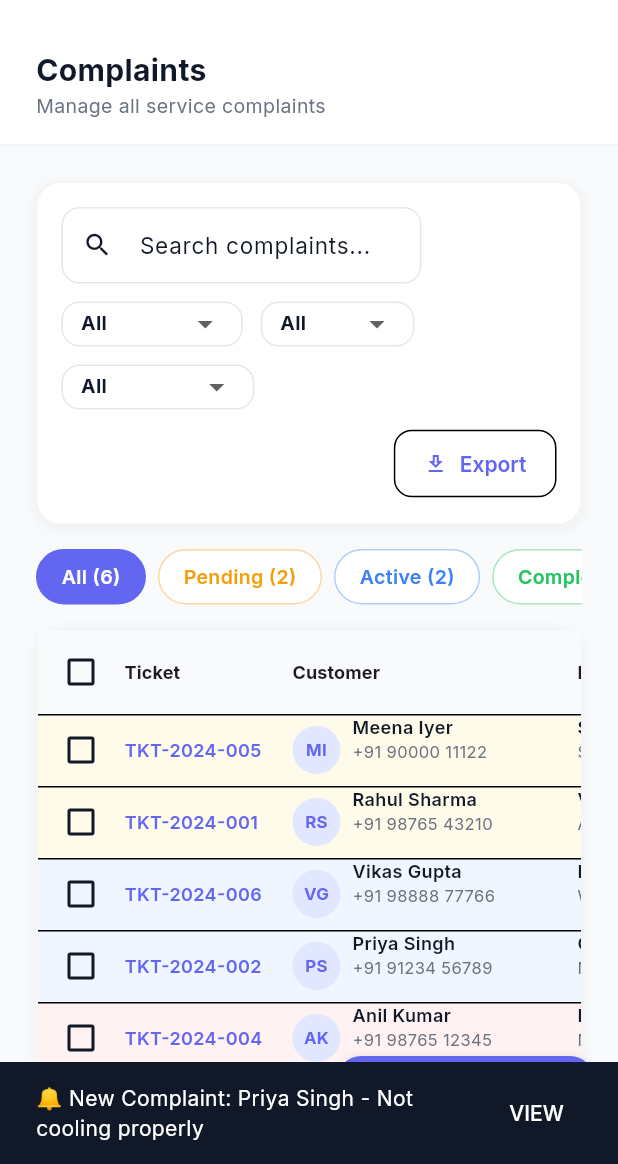
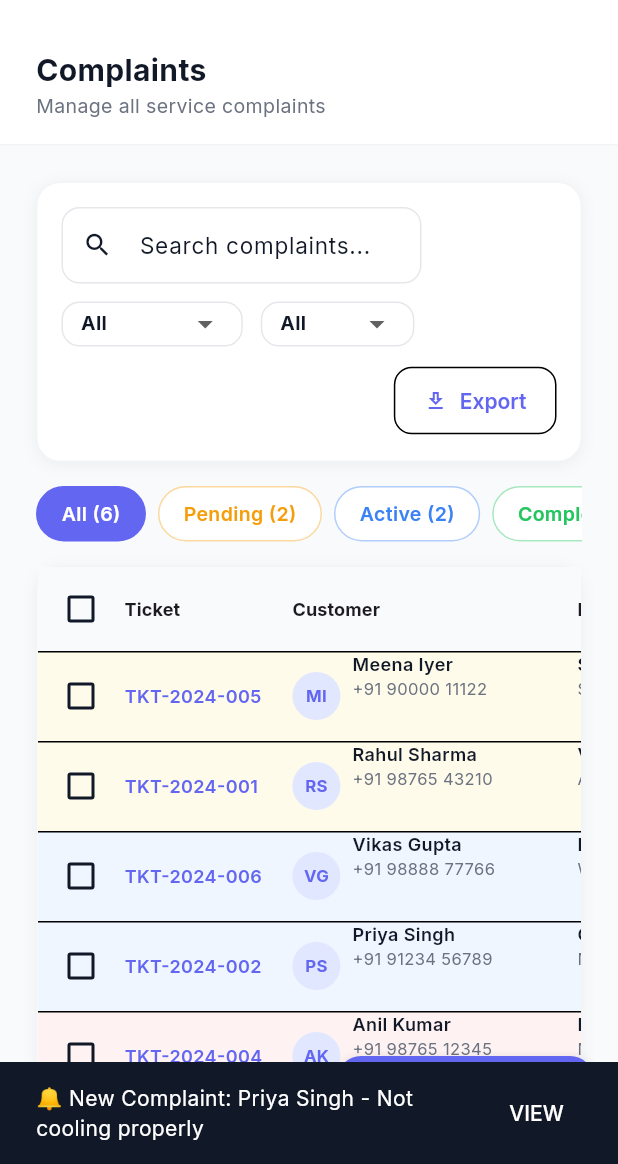
Before and after one commit to vidhuaghera2633-prog/admin_app, a Flutter app: the ComplaintsListScreen screen opened by its route, on a phone screen of 412 x 824 dp, the part 72-1236 px from its top. Run offline on Flutter 3.47's test engine with Material 3 defaults, Android fonts, the phone set to English and light mode, and no system bars; our stand-ins replace cloud_firestore, file_picker, firebase_auth, firebase_core, fl_chart, flutter_animate and 4 more; missing offline and left inert: dart:js; accounts and stored records are empty.

Commit message:
feat: show coordinates and manual address in complaint list, replacing district

```diff
--- a/lib/data/mock_data.dart
+++ b/lib/data/mock_data.dart
@@ -10,7 +10,7 @@ class MockData {
       device: Device(type: 'AC Unit', brand: 'Voltas', model: '123V CZT', serial: 'IN-AC-10001', purchaseDate: '2022-04-10', warrantyExpiry: '2025-04-10'),
       issue: 'AC not cooling', description: 'The AC is running but not cooling the room. Set at 18°C but still warm.',
       status: ComplaintStatus.pending, priority: Priority.high,
-      district: 'Mumbai', address: 'Flat 12B, Andheri West, Mumbai',
+      district: 'Mumbai', address: 'GPS: 19.1136, 72.8697 | Flat 12B, Andheri West, Mumbai',
       createdAt: DateTime(2024, 2, 15, 9, 30), updatedAt: DateTime(2024, 2, 15, 9, 30),
       logs: [
         LogEntry(time: DateTime(2024, 2, 15, 9, 30), action: 'Complaint submitted', by: 'Customer'),
@@ -23,7 +23,7 @@ class MockData {
       device: Device(type: 'Refrigerator', brand: 'Godrej', model: 'Edge Pro', serial: 'IN-RF-20002', purchaseDate: '2021-06-15', warrantyExpiry: '2024-06-15'),
       issue: 'Not cooling properly', description: 'Refrigerator is not maintaining temperature. Food is spoiling.',
       status: ComplaintStatus.active, priority: Priority.critical,
-      district: 'Delhi', address: 'House 45, Lajpat Nagar, Delhi',
+      district: 'Delhi', address: 'GPS: 28.5685, 77.2410 | House 45, Lajpat Nagar, Delhi',
       createdAt: DateTime(2024, 2, 14, 11, 0), updatedAt: DateTime(2024, 2, 15, 10, 0),
       assignedTechnicianId: 't1',
       parts: ['Compressor relay', 'Thermostat sensor'],
@@ -40,7 +40,7 @@ class MockData {
       device: Device(type: 'Washing Machine', brand: 'IFB', model: 'Senorita Aqua', serial: 'IN-WM-30003', purchaseDate: '2020-03-20', warrantyExpiry: '2023-03-20'),
       issue: 'Drum not spinning', description: 'Washing machine makes noise but drum does not spin.',
       status: ComplaintStatus.completed, priority: Priority.medium,
-      district: 'Ahmedabad', address: 'B-22, Satellite, Ahmedabad',
+      district: 'Ahmedabad', address: 'GPS: 23.0300, 72.5133 | B-22, Satellite, Ahmedabad',
       createdAt: DateTime(2024, 2, 10, 14, 0), updatedAt: DateTime(2024, 2, 12, 16, 0),
       assignedTechnicianId: 't2',
       parts: ['Drive belt', 'Motor pulley'],
@@ -58,7 +58,7 @@ class MockData {
       device: Device(type: 'Microwave', brand: 'Bajaj', model: '1701 MT', serial: 'IN-MW-40004', purchaseDate: '2018-07-01', warrantyExpiry: '2021-07-01'),
       issue: 'Not heating', description: 'Microwave turns on but does not heat food.',
       status: ComplaintStatus.rejected, priority: Priority.low,
-      district: 'Bengaluru', address: 'Flat 8, Indiranagar, Bengaluru',
+      district: 'Bengaluru', address: 'GPS: 12.9716, 77.5946 | Flat 8, Indiranagar, Bengaluru',
       createdAt: DateTime(2024, 2, 12, 10, 0), updatedAt: DateTime(2024, 2, 13, 11, 0),
       notes: ['Warranty expired, customer declined paid repair'],
       logs: [
@@ -72,7 +72,7 @@ class MockData {
       device: Device(type: 'TV', brand: 'Sony', model: 'Bravia 55X9000H', serial: 'IN-TV-50005', purchaseDate: '2023-01-05', warrantyExpiry: '2026-01-05'),
       issue: 'Screen flickering', description: 'TV screen flickers and sometimes goes black.',
       status: ComplaintStatus.pending, priority: Priority.medium,
-      district: 'Chennai', address: 'Villa 23, Besant Nagar, Chennai',
+      district: 'Chennai', address: 'GPS: 13.0067, 80.2700 | Villa 23, Besant Nagar, Chennai',
       createdAt: DateTime(2024, 2, 16, 7, 30), updatedAt: DateTime(2024, 2, 16, 7, 30),
       attachments: ['video2.mp4'],
       logs: [
@@ -85,7 +85,7 @@ class MockData {
       device: Device(type: 'AC Unit', brand: 'Blue Star', model: 'IA318YNU', serial: 'IN-AC-60006', purchaseDate: '2022-05-20', warrantyExpiry: '2025-05-20'),
       issue: 'Water leaking', description: 'Water dripping from the indoor unit, damaging the wall.',
       status: ComplaintStatus.active, priority: Priority.high,
-      district: 'Pune', address: 'House 7, Kothrud, Pune',
+      district: 'Pune', address: 'GPS: 18.5074, 73.8077 | House 7, Kothrud, Pune',
       createdAt: DateTime(2024, 2, 15, 14, 0), updatedAt: DateTime(2024, 2, 16, 8, 0),
       assignedTechnicianId: 't3',
       parts: ['Drain pipe', 'Insulation tape'],
--- a/lib/providers/map_provider.dart
+++ b/lib/providers/map_provider.dart
@@ -145,10 +145,22 @@ class MapProvider extends ChangeNotifier {
     }).toList();
 
     _customerLocations = _complaints.map((c) {
-      final base = _districtCoords[c.district] ??
-          const LatLng(23.5880, 58.3829);
+      LatLng? parsedLatLng;
+      final regExp = RegExp(r'GPS:\s*(\-?\d+\.\d+),\s*(\-?\d+\.\d+)');
+      final match = regExp.firstMatch(c.address);
+      if (match != null) {
+        parsedLatLng = LatLng(double.parse(match.group(1)!), double.parse(match.group(2)!));
+      } else {
+        final regExpDirect = RegExp(r'(\-?\d+\.\d+),\s*(\-?\d+\.\d+)');
+        final matchDirect = regExpDirect.firstMatch(c.address);
+        if (matchDirect != null) {
+          parsedLatLng = LatLng(double.parse(matchDirect.group(1)!), double.parse(matchDirect.group(2)!));
+        }
+      }
 
-      final offset = LatLng(
+      final base = parsedLatLng ?? _districtCoords[c.district] ?? const LatLng(23.5880, 58.3829);
+
+      final position = parsedLatLng ?? LatLng(
         base.latitude + (_rand.nextDouble() - 0.5) * 0.04,
         base.longitude + (_rand.nextDouble() - 0.5) * 0.04,
       );
@@ -157,7 +169,7 @@ class MapProvider extends ChangeNotifier {
         complaintId: c.id,
         ticketNo: c.ticketNo,
         customerName: c.customer.name,
-        position: offset,
+        position: position,
         issue: c.issue,
         district: c.district,
         status: c.status.name,
--- a/lib/screens/complaints/complaints_list_screen.dart
+++ b/lib/screens/complaints/complaints_list_screen.dart
@@ -24,11 +24,10 @@ class _ComplaintsListScreenState extends State<ComplaintsListScreen> {
           if (!c.ticketNo.toLowerCase().contains(q) &&
               !c.customer.name.toLowerCase().contains(q) &&
               !c.issue.toLowerCase().contains(q) &&
-              !c.district.toLowerCase().contains(q)) return false;
+              !c.address.toLowerCase().contains(q)) return false;
         }
         if (_statusFilter != null && c.status != _statusFilter) return false;
         if (_priorityFilter != null && c.priority != _priorityFilter) return false;
-        if (_districtFilter != null && c.district != _districtFilter) return false;
         return true;
       }).toList();
       if (_sortCol == 'date') {
@@ -53,7 +52,6 @@ class _ComplaintsListScreenState extends State<ComplaintsListScreen> {
   String _search = '';
   ComplaintStatus? _statusFilter;
   Priority? _priorityFilter;
-  String? _districtFilter;
   String? _sortCol;
   bool _sortAsc = true;
 
@@ -75,12 +73,9 @@ class _ComplaintsListScreenState extends State<ComplaintsListScreen> {
                     search: _search,
                     statusFilter: _statusFilter,
                     priorityFilter: _priorityFilter,
-                    districtFilter: _districtFilter,
-                    districts: all.map((c) => c.district).toSet().toList(),
                     onSearch: (v) => setState(() => _search = v),
                     onStatus: (v) => setState(() => _statusFilter = v),
                     onPriority: (v) => setState(() => _priorityFilter = v),
-                    onDistrict: (v) => setState(() => _districtFilter = v),
                   ),
                   const SizedBox(height: 16),
                   _StatusChips(all: all, current: _statusFilter, onTap: (s) => setState(() => _statusFilter = s)),
@@ -254,16 +249,12 @@ class _Filters extends StatelessWidget {
   final String search;
   final ComplaintStatus? statusFilter;
   final Priority? priorityFilter;
-  final String? districtFilter;
-  final List<String> districts;
   final ValueChanged<String> onSearch;
   final ValueChanged<ComplaintStatus?> onStatus;
   final ValueChanged<Priority?> onPriority;
-  final ValueChanged<String?> onDistrict;
 
   const _Filters({required this.search, required this.statusFilter, required this.priorityFilter,
-    required this.districtFilter, required this.districts, required this.onSearch,
-    required this.onStatus, required this.onPriority, required this.onDistrict});
+    required this.onSearch, required this.onStatus, required this.onPriority});
 
   @override
   Widget build(BuildContext context) {
@@ -295,10 +286,6 @@ class _Filters extends StatelessWidget {
                 [null, Priority.critical, Priority.high, Priority.medium, Priority.low],
                 (v) => v == null ? 'All' : v.name[0].toUpperCase() + v.name.substring(1),
                 onPriority),
-              _dropdown<String?>('District', districtFilter,
-                [null, ...districts],
-                (v) => v ?? 'All',
-                onDistrict),
             ],
           ),
           const SizedBox(height: 12),
@@ -430,11 +417,13 @@ class _ComplaintsTable extends StatelessWidget {
           child: DataTable(
           headingRowColor: WidgetStateProperty.all(AppColors.gray50),
           horizontalMargin: 20, columnSpacing: 20,
+          dataRowMinHeight: 60,
+          dataRowMaxHeight: 60,
           columns: [
             const DataColumn(label: Text('Ticket', style: TextStyle(fontSize: 12, fontWeight: FontWeight.w700))),
             const DataColumn(label: Text('Customer', style: TextStyle(fontSize: 12, fontWeight: FontWeight.w700))),
             const DataColumn(label: Text('Device & Issue', style: TextStyle(fontSize: 12, fontWeight: FontWeight.w700))),
-            const DataColumn(label: Text('District', style: TextStyle(fontSize: 12, fontWeight: FontWeight.w700))),
+            const DataColumn(label: Text('Address', style: TextStyle(fontSize: 12, fontWeight: FontWeight.w700))),
             const DataColumn(label: Text('Priority', style: TextStyle(fontSize: 12, fontWeight: FontWeight.w700))),
             const DataColumn(label: Text('Status', style: TextStyle(fontSize: 12, fontWeight: FontWeight.w700))),
             const DataColumn(label: Text('Assigned', style: TextStyle(fontSize: 12, fontWeight: FontWeight.w700))),
@@ -493,11 +482,43 @@ class _ComplaintsTable extends StatelessWidget {
           Text(c.issue.isEmpty ? 'No issue described' : c.issue,
             style: const TextStyle(fontSize: 11, color: AppColors.gray500), overflow: TextOverflow.ellipsis),
         ]))),
-        DataCell(Row(children: [
-          const Icon(Icons.location_on_outlined, size: 12, color: AppColors.gray400),
-          const SizedBox(width: 4),
-          Text(c.district.isEmpty ? 'No District' : c.district, style: const TextStyle(fontSize: 12)),
-        ])),
+        DataCell(SizedBox(
+          width: 220,
+          child: Column(
+            crossAxisAlignment: CrossAxisAlignment.start,
+            mainAxisAlignment: MainAxisAlignment.center,
+            children: [
+              Row(
+                children: [
+                  const Icon(Icons.gps_fixed, size: 12, color: AppColors.primary),
+                  const SizedBox(width: 4),
+                  Expanded(
+                    child: Text(
+                      _formatCoordinates(c.address),
+                      style: const TextStyle(fontSize: 11, fontWeight: FontWeight.w600, color: AppColors.gray700),
+                      overflow: TextOverflow.ellipsis,
+                    ),
+                  ),
+                ],
+              ),
+              const SizedBox(height: 2),
+              Row(
+                children: [
+                  const Icon(Icons.location_on_outlined, size: 12, color: AppColors.gray400),
+                  const SizedBox(width: 4),
+                  Expanded(
+                    child: Text(
+                      _formatAddress(c.address),
+                      style: const TextStyle(fontSize: 11, color: AppColors.gray500),
+                      overflow: TextOverflow.ellipsis,
+                      maxLines: 1,
+                    ),
+                  ),
+                ],
+              ),
+            ],
+          ),
+        )),
         DataCell(PriorityBadge(priority: c.priority)),
         DataCell(StatusBadge(status: c.status)),
         DataCell(assignedTech != null
@@ -562,4 +583,34 @@ class _ComplaintsTable extends StatelessWidget {
       ),
     );
   }
+
+  String _formatCoordinates(String address) {
+    final regExp = RegExp(r'GPS:\s*(\-?\d+\.\d+),\s*(\-?\d+\.\d+)');
+    final match = regExp.firstMatch(address);
+    if (match != null) {
+      return '${double.parse(match.group(1)!).toStringAsFixed(6)}, ${double.parse(match.group(2)!).toStringAsFixed(6)}';
+    }
+    final regExpDirect = RegExp(r'(\-?\d+\.\d+),\s*(\-?\d+\.\d+)');
+    final matchDirect = regExpDirect.firstMatch(address);
+    if (matchDirect != null) {
+      return '${double.parse(matchDirect.group(1)!).toStringAsFixed(6)}, ${double.parse(matchDirect.group(2)!).toStringAsFixed(6)}';
+    }
+    return 'No GPS Coordinates';
+  }
+
+  String _formatAddress(String address) {
+    var clean = address;
+    final regExp = RegExp(r'GPS:\s*(\-?\d+\.\d+),\s*(\-?\d+\.\d+)');
+    clean = clean.replaceAll(regExp, '').trim();
+    final regExpDirect = RegExp(r'(\-?\d+\.\d+),\s*(\-?\d+\.\d+)');
+    clean = clean.replaceAll(regExpDirect, '').trim();
+    clean = clean.replaceAll(RegExp(r'^[\s,|:-]+|[\s,|:-]+$'), '').trim();
+    if (clean.isEmpty) {
+      if (address.contains('GPS:')) {
+        return 'Located via GPS';
+      }
+      return 'No Address Provided';
+    }
+    return clean;
+  }
 }
```
